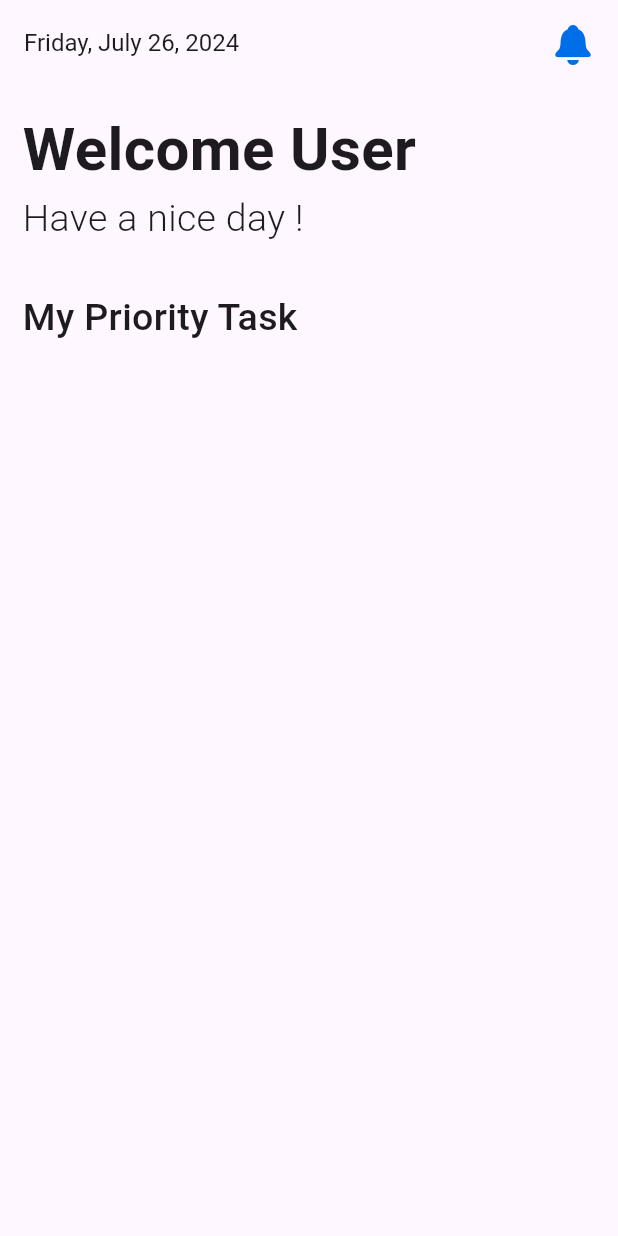
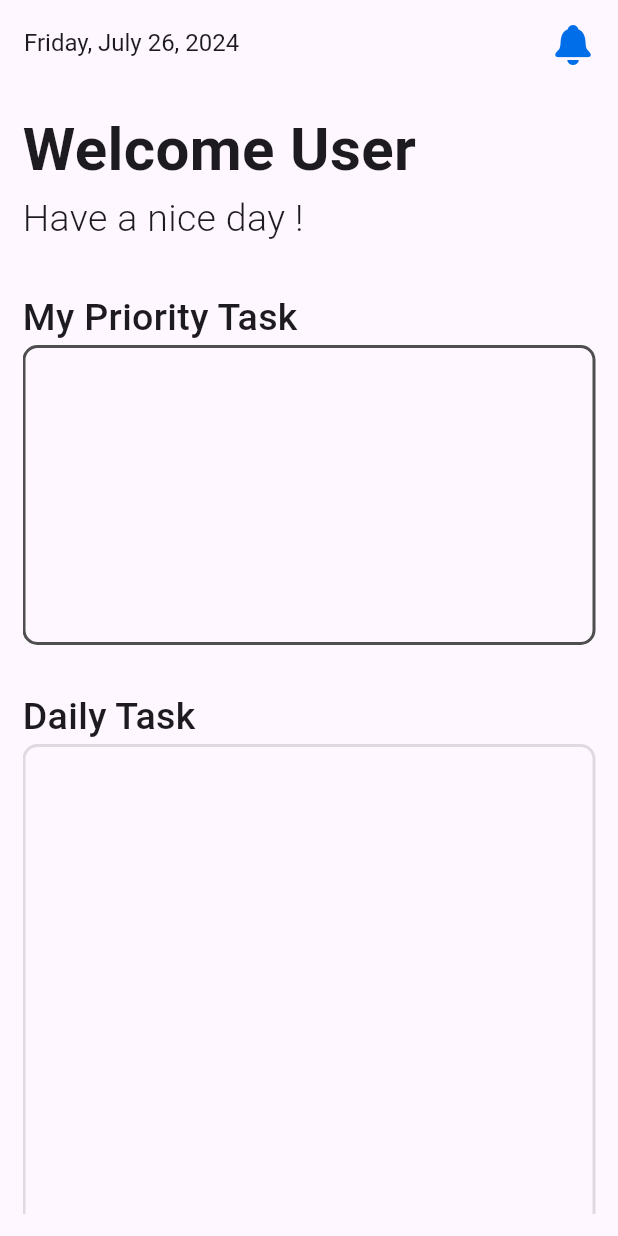
Before and after one commit to VishnukantMULE/todoapp, a Flutter app: the Homeview screen opened directly, on a phone screen of 412 x 824 dp. Run offline on Flutter 3.47's test engine with Material 3 defaults, Android fonts, the phone set to English and light mode, and no system bars; our stand-ins replace get, sqflite; accounts and stored records are empty.

Commit message:
SubTask managment for Priority Task and Basic Operation on Database

```diff
--- a/lib/main.dart
+++ b/lib/main.dart
@@ -23,7 +23,7 @@ class _MyAppState extends State<MyApp> {
   }
   @override
   Widget build(BuildContext context) {
-    return const GetMaterialApp(
+    return GetMaterialApp(
       debugShowCheckedModeBanner: false,
       home: Splashscreen(),
     );
--- a/lib/screens/app.dart
+++ b/lib/screens/app.dart
@@ -13,9 +13,9 @@ class App extends StatefulWidget {
 }
 
 class _AppState extends State<App> {
-  int _currentIndex=1;
+  int _currentIndex=0;
   final List<Widget> _screens=[
-     const Homeview(),
+      Homeview(),
      const CalenderView(),
      const UserView()
   ];
@@ -29,6 +29,7 @@ class _AppState extends State<App> {
           {
             setState(() {
               _currentIndex=index;
+
             });
           },
           // selectedItemColor: Appcolors.primary,
--- a/lib/screens/home/home_model.dart
+++ b/lib/screens/home/home_model.dart
@@ -1,6 +1,19 @@
+import 'package:flutter/material.dart';
+import 'package:get/get.dart';
+
+import '../../theme/appcolors.dart';
+
 class HomeModel
 {
+  RxBool dtUpdate=true.obs;
+  RxBool ptUpdate=false.obs;
+
+  late Color textcolor = Colors.black;
+  late Icon statusIcon = Icon(
+    Icons.circle_outlined,
+    color: Appcolors.primary,
+  );
 
 
-
+  RxInt dtCount=0.obs;
 }
--- a/lib/screens/home/home_view.dart
+++ b/lib/screens/home/home_view.dart
@@ -1,37 +1,128 @@
 import 'package:flutter/cupertino.dart';
 import 'package:flutter/material.dart';
+import 'package:get/get.dart';
+import 'package:todoapp/screens/home/home_controller.dart';
 import 'package:todoapp/theme/appcolors.dart';
 import 'package:todoapp/utils/date_formatter_util.dart';
 
 class Homeview extends StatelessWidget {
-  const Homeview({super.key});
+  Homeview({super.key});
+
+
 
   @override
   Widget build(BuildContext context) {
+    final HomeController homeController = Get.put(HomeController());
+
     return Scaffold(
       appBar: AppBar(
         automaticallyImplyLeading: false,
         title: Text(
-         DateFormatterUtil().currentDate(),style: const TextStyle(fontSize: 16),
+          DateFormatterUtil().currentDate(),
+          style: const TextStyle(fontSize: 16),
         ),
         actions: const [
           Padding(
             padding: EdgeInsets.all(15.0),
-            child: Icon(CupertinoIcons.bell_solid,color: Appcolors.primary1,size: 30,),
+            child: Icon(
+              CupertinoIcons.bell_solid,
+              color: Appcolors.primary1,
+              size: 30,
+            ),
           )
         ],
       ),
       body: Padding(
         padding: const EdgeInsets.all(15),
         child: ListView(
-          children: const [
-            Text("Welcome User",style: TextStyle(fontSize: 40,fontWeight: FontWeight.bold),),
-            Text("Have a nice day !",style: TextStyle(fontSize: 25,fontWeight: FontWeight.w300),),
+          children: [
+            Text(
+              "Welcome User",
+              style: TextStyle(fontSize: 40, fontWeight: FontWeight.bold),
+            ),
+            Text(
+              "Have a nice day !",
+              style: TextStyle(fontSize: 25, fontWeight: FontWeight.w300),
+            ),
             SizedBox(
               height: 30,
             ),
-            Text("My Priority Task",style: TextStyle(fontSize: 25,fontWeight: FontWeight.w500),),
+            Text(
+              "My Priority Task",
+              style: TextStyle(fontSize: 25, fontWeight: FontWeight.w500),
+            ),
+            Container(
+              width: MediaQuery.of(context).size.width * 0.25,
+              height: 200,
+              decoration: BoxDecoration(
+                  border: Border.all(
+                    color: Appcolors.black2,
+                    width: 2,
+                  ),
+                  borderRadius: BorderRadius.circular(10)),
+              child: ListView.builder(
+                  scrollDirection: Axis.horizontal,
+                  itemCount: homeController.ptList.length,
+                  itemBuilder: (context, index) {
+                    return Card(
+                      child: Center(
+                          child: Text(
+                        homeController.ptList[index]["title"].toString(),
+                        style: TextStyle(
+                            fontSize: 22, fontWeight: FontWeight.bold),
+                      )),
+                    );
+                    // return Text("Data is ${homeController.ptList[index]["title"]}");;
+                  }),
+            ),
+            SizedBox(
+              height: 30,
+            ),
+            Text(
+              "Daily Task",
+              style: TextStyle(fontSize: 25, fontWeight: FontWeight.w500),
+            ),
+            Container(
+              width: MediaQuery.of(context).size.width * 0.25,
+              height: 400,
+              decoration: BoxDecoration(
+                  border: Border.all(
+                    color: Colors.black12,
+                    width: 2,
+                  ),
+                  borderRadius: BorderRadius.circular(10)),
+              child: Padding(
+                padding: const EdgeInsets.all(8.0),
+                child:Obx(
+                    (){
+                      return  ListView.builder(
+                          shrinkWrap: true,
+                          itemCount: homeController.dtList.length,
+                          itemBuilder: (context, index) {
 
+                            return Row(
+                              mainAxisAlignment: MainAxisAlignment.spaceBetween,
+                              children: [
+                                Text(
+                                  "Data is ${homeController.dtList[index]["title"]}",
+                                  style: TextStyle(
+                                    fontSize: 18,
+                                    fontWeight: FontWeight.w500,
+                                    color: homeController.isSelected(index)?Appcolors.black:Appcolors.primary,
+                                  ),
+                                ),
+                                IconButton(
+                                    onPressed: () {
+                                      homeController.updateDtStatus(index);
+                                    },
+                                    icon: homeController.isSelected(index)?const Icon(Icons.circle_outlined):Icon(CupertinoIcons.checkmark_circle_fill,color: Appcolors.primary,))
+                              ],
+                            );
+                          });
+                    }
+                ),
+              ),
+            ),
           ],
         ),
       ),
--- a/lib/screens/task/add/add_task_model.dart
+++ b/lib/screens/task/add/add_task_model.dart
@@ -14,7 +14,12 @@ class AddTaskModel
   late String subtask;
   RxBool isStartDateSelected=true.obs;
 
+  bool status=false;
+
+
+
 
   List<String> todoList=[];
+  List<bool> statusList=[];
 
 }
--- /dev/null
+++ b/lib/screens/task/todo/todo_model.dart
@@ -0,0 +1,6 @@
+import 'package:get/get.dart';
+
+class TodoModel
+{
+  RxList<String> taskTodoList=<String>[].obs;
+}
```
Also changed, not shown: lib/screens/home/home_controller.dart (+45 -3 lines), lib/screens/task/add/add_task_controller.dart (+12 -2 lines), lib/screens/task/add/add_task_view.dart (+4 -8 lines), lib/screens/task/todo/todo_controller.dart (added, +24 -0 lines), lib/screens/task/todo/todo_view.dart (+30 -4 lines), lib/services/db_service/db_service.dart (+84 -22 lines).
